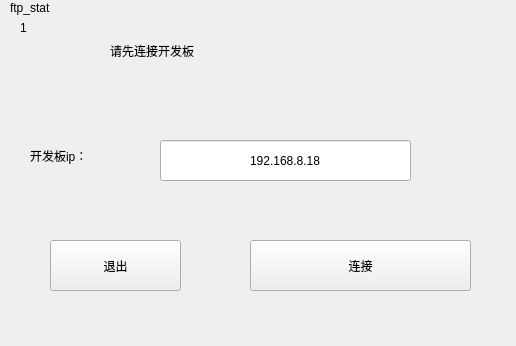
Qt form mytcpsocketclient.ui (zhaozhi0810/qt-rk3399-update-ftp-window10) before a commit.
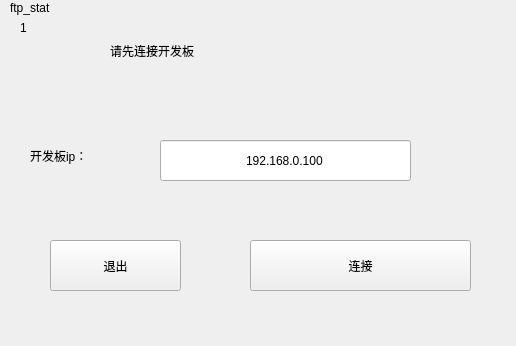
The same form after that commit.

The edit to the form file:
```diff
--- a/mytcpsocketclient.ui
+++ b/mytcpsocketclient.ui
@@ -42,7 +42,7 @@
     <string notr="true">font: 18pt &quot;Arial&quot;;</string>
    </property>
    <property name="text">
-    <string>192.168.8.18</string>
+    <string>192.168.0.100</string>
    </property>
    <property name="alignment">
     <set>Qt::AlignCenter</set>
```
